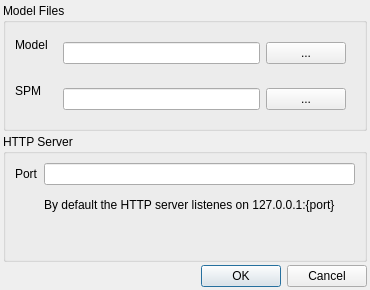
Old version of the form src/ui/settingsdialog.ui in the repository locaal-ai/obs-polyglot.
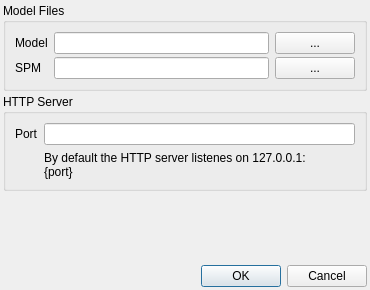
New version of the form.

Diff of the .ui file:
```diff
--- a/src/ui/settingsdialog.ui
+++ b/src/ui/settingsdialog.ui
@@ -35,12 +35,18 @@
       <string>Model Files</string>
      </property>
      <layout class="QFormLayout" name="formLayout_2">
+      <property name="fieldGrowthPolicy">
+       <enum>QFormLayout::ExpandingFieldsGrow</enum>
+      </property>
       <property name="labelAlignment">
        <set>Qt::AlignLeading|Qt::AlignLeft|Qt::AlignVCenter</set>
       </property>
       <property name="formAlignment">
        <set>Qt::AlignLeading|Qt::AlignLeft|Qt::AlignVCenter</set>
       </property>
+      <property name="verticalSpacing">
+       <number>3</number>
+      </property>
       <item row="0" column="0">
        <widget class="QLabel" name="label_3">
         <property name="text">
@@ -51,6 +57,21 @@
       <item row="0" column="1">
        <widget class="QWidget" name="widget" native="true">
         <layout class="QHBoxLayout" name="horizontalLayout">
+         <property name="spacing">
+          <number>6</number>
+         </property>
+         <property name="leftMargin">
+          <number>0</number>
+         </property>
+         <property name="topMargin">
+          <number>0</number>
+         </property>
+         <property name="rightMargin">
+          <number>0</number>
+         </property>
+         <property name="bottomMargin">
+          <number>0</number>
+         </property>
          <item>
           <widget class="QLineEdit" name="modelFile"/>
          </item>
@@ -80,6 +101,21 @@
       <item row="1" column="1">
        <widget class="QWidget" name="widget_2" native="true">
         <layout class="QHBoxLayout" name="horizontalLayout_2">
+         <property name="spacing">
+          <number>6</number>
+         </property>
+         <property name="leftMargin">
+          <number>0</number>
+         </property>
+         <property name="topMargin">
+          <number>0</number>
+         </property>
+         <property name="rightMargin">
+          <number>0</number>
+         </property>
+         <property name="bottomMargin">
+          <number>0</number>
+         </property>
          <item>
           <widget class="QLineEdit" name="spmFile"/>
          </item>
@@ -102,6 +138,9 @@
       <string>HTTP Server</string>
      </property>
      <layout class="QFormLayout" name="formLayout">
+      <property name="fieldGrowthPolicy">
+       <enum>QFormLayout::ExpandingFieldsGrow</enum>
+      </property>
       <item row="0" column="0">
        <widget class="QLabel" name="label">
         <property name="text">
@@ -125,6 +164,19 @@
      </layout>
     </widget>
    </item>
+   <item>
+    <spacer name="verticalSpacer">
+     <property name="orientation">
+      <enum>Qt::Vertical</enum>
+     </property>
+     <property name="sizeHint" stdset="0">
+      <size>
+       <width>20</width>
+       <height>40</height>
+      </size>
+     </property>
+    </spacer>
+   </item>
    <item>
     <widget class="QDialogButtonBox" name="buttonBox">
      <property name="orientation">
```
Left out of the diff: 35 changed lines with no effect on the pictures.
